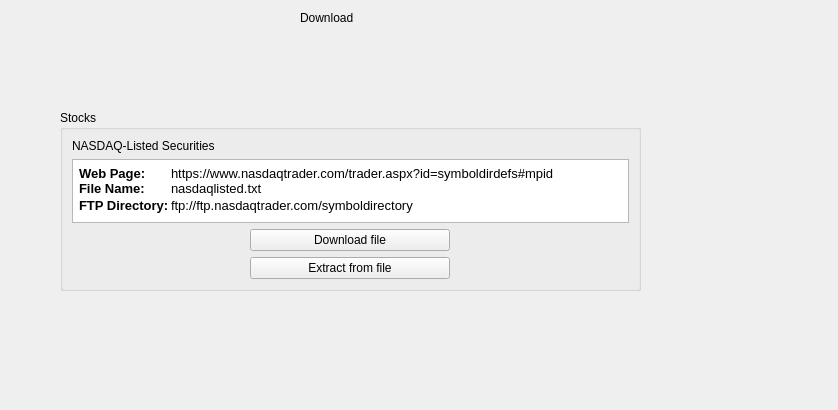
This is StockManager/formtabdownload.ui in qualia-dev/StockManager as Qt 5 draws it before an edit. The edited form follows.
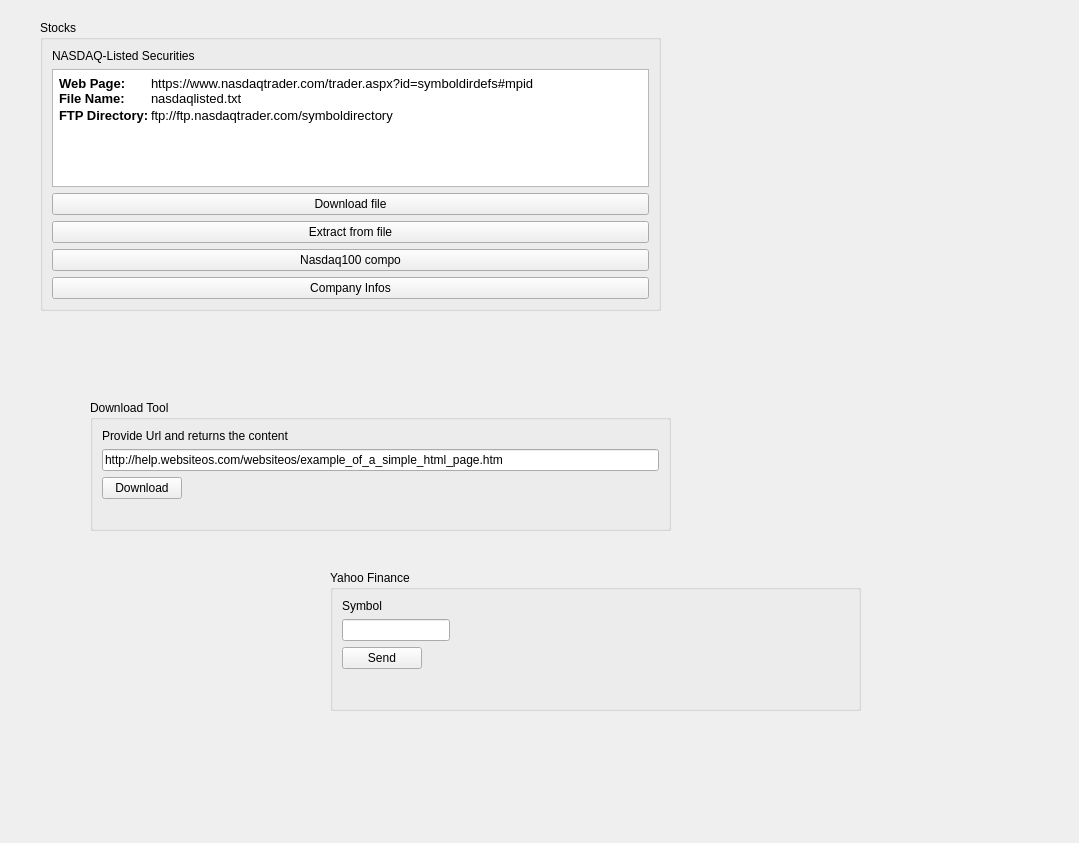
This is the edited form.

```diff
--- a/StockManager/formtabdownload.ui
+++ b/StockManager/formtabdownload.ui
@@ -6,57 +6,84 @@
    <rect>
     <x>0</x>
     <y>0</y>
-    <width>838</width>
-    <height>410</height>
+    <width>1079</width>
+    <height>843</height>
    </rect>
   </property>
   <property name="windowTitle">
    <string>Form</string>
   </property>
-  <widget class="QLabel" name="label">
-   <property name="geometry">
-    <rect>
-     <x>300</x>
-     <y>10</y>
-     <width>58</width>
-     <height>15</height>
-    </rect>
-   </property>
-   <property name="text">
-    <string>Download</string>
-   </property>
-  </widget>
   <widget class="QGroupBox" name="groupBox">
    <property name="geometry">
     <rect>
-     <x>60</x>
-     <y>110</y>
-     <width>581</width>
-     <height>181</height>
+     <x>40</x>
+     <y>20</y>
+     <width>621</width>
+     <height>291</height>
     </rect>
    </property>
    <property name="title">
     <string>Stocks</string>
    </property>
    <layout class="QGridLayout" name="gridLayout">
-    <item row="3" column="0" alignment="Qt::AlignHCenter">
-     <widget class="QPushButton" name="bt_dwnNasdaqSecurities">
-      <property name="sizePolicy">
-       <sizepolicy hsizetype="Preferred" vsizetype="Fixed">
-        <horstretch>0</horstretch>
-        <verstretch>0</verstretch>
-       </sizepolicy>
+    <item row="3" column="0">
+     <layout class="QVBoxLayout" name="verticalLayout_3">
+      <property name="topMargin">
+       <number>0</number>
       </property>
-      <property name="minimumSize">
-       <size>
-        <width>200</width>
-        <height>0</height>
-       </size>
-      </property>
-      <property name="text">
-       <string>Download file</string>
-      </property>
-     </widget>
+      <item>
+       <widget class="QPushButton" name="bt_dwnNasdaqSecurities">
+        <property name="sizePolicy">
+         <sizepolicy hsizetype="Preferred" vsizetype="Fixed">
+          <horstretch>0</horstretch>
+          <verstretch>0</verstretch>
+         </sizepolicy>
+        </property>
+        <property name="minimumSize">
+         <size>
+          <width>200</width>
+          <height>0</height>
+         </size>
+        </property>
+        <property name="text">
+         <string>Download file</string>
+        </property>
+       </widget>
+      </item>
+      <item>
+       <widget class="QPushButton" name="bt_extractSecurities">
+        <property name="sizePolicy">
+         <sizepolicy hsizetype="Preferred" vsizetype="Fixed">
+          <horstretch>0</horstretch>
+          <verstretch>0</verstretch>
+         </sizepolicy>
+        </property>
+        <property name="minimumSize">
+         <size>
+          <width>200</width>
+          <height>0</height>
+         </size>
+        </property>
+        <property name="text">
+         <string>Extract from file</string>
+        </property>
+       </widget>
+      </item>
+      <item>
+       <widget class="QPushButton" name="bt_nasdaq100_compo">
+        <property name="text">
+         <string>Nasdaq100 compo</string>
+        </property>
+       </widget>
+      </item>
+      <item>
+       <widget class="QPushButton" name="bt_nasdaq_company_infos">
+        <property name="text">
+         <string>Company Infos</string>
+        </property>
+       </widget>
+      </item>
+     </layout>
     </item>
     <item row="2" column="0">
      <widget class="QTextBrowser" name="textBrowser">
@@ -91,25 +118,100 @@
       </property>
      </widget>
     </item>
-    <item row="4" column="0" alignment="Qt::AlignHCenter">
-     <widget class="QPushButton" name="bt_extractSecurities">
-      <property name="sizePolicy">
-       <sizepolicy hsizetype="Preferred" vsizetype="Fixed">
-        <horstretch>0</horstretch>
-        <verstretch>0</verstretch>
-       </sizepolicy>
+   </layout>
+  </widget>
+  <widget class="QGroupBox" name="groupBox_2">
+   <property name="geometry">
+    <rect>
+     <x>90</x>
+     <y>400</y>
+     <width>581</width>
+     <height>131</height>
+    </rect>
+   </property>
+   <property name="title">
+    <string>Download Tool</string>
+   </property>
+   <layout class="QVBoxLayout" name="verticalLayout">
+    <item>
+     <widget class="QLabel" name="label_3">
+      <property name="text">
+       <string>Provide Url and returns the content</string>
       </property>
-      <property name="minimumSize">
+     </widget>
+    </item>
+    <item>
+     <widget class="QLineEdit" name="le_url_tool_download">
+      <property name="text">
+       <string>http://help.websiteos.com/websiteos/example_of_a_simple_html_page.htm</string>
+      </property>
+     </widget>
+    </item>
+    <item alignment="Qt::AlignLeft">
+     <widget class="QPushButton" name="bt_download_tool_url">
+      <property name="text">
+       <string>Download</string>
+      </property>
+     </widget>
+    </item>
+    <item>
+     <spacer name="verticalSpacer">
+      <property name="orientation">
+       <enum>Qt::Vertical</enum>
+      </property>
+      <property name="sizeHint" stdset="0">
        <size>
-        <width>200</width>
-        <height>0</height>
+        <width>20</width>
+        <height>40</height>
        </size>
       </property>
+     </spacer>
+    </item>
+   </layout>
+  </widget>
+  <widget class="QGroupBox" name="groupBox_3">
+   <property name="geometry">
+    <rect>
+     <x>330</x>
+     <y>570</y>
+     <width>531</width>
+     <height>141</height>
+    </rect>
+   </property>
+   <property name="title">
+    <string>Yahoo Finance</string>
+   </property>
+   <layout class="QVBoxLayout" name="verticalLayout_2">
+    <item>
+     <widget class="QLabel" name="label_4">
       <property name="text">
-       <string>Extract from file</string>
+       <string>Symbol</string>
       </property>
      </widget>
     </item>
+    <item alignment="Qt::AlignLeft">
+     <widget class="QLineEdit" name="le_yahoo_symbol"/>
+    </item>
+    <item alignment="Qt::AlignLeft">
+     <widget class="QPushButton" name="bt_yahoo_send">
+      <property name="text">
+       <string>Send</string>
+      </property>
+     </widget>
+    </item>
+    <item>
+     <spacer name="verticalSpacer_2">
+      <property name="orientation">
+       <enum>Qt::Vertical</enum>
+      </property>
+      <property name="sizeHint" stdset="0">
+       <size>
+        <width>20</width>
+        <height>40</height>
+       </size>
+      </property>
+     </spacer>
+    </item>
    </layout>
   </widget>
  </widget>
```
